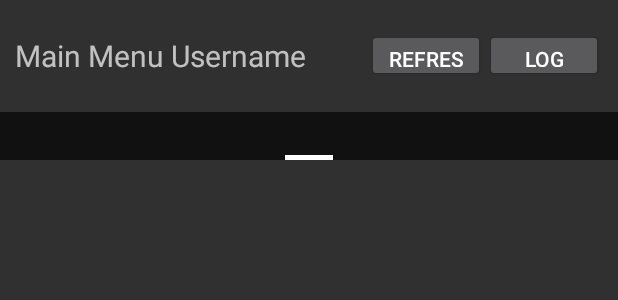
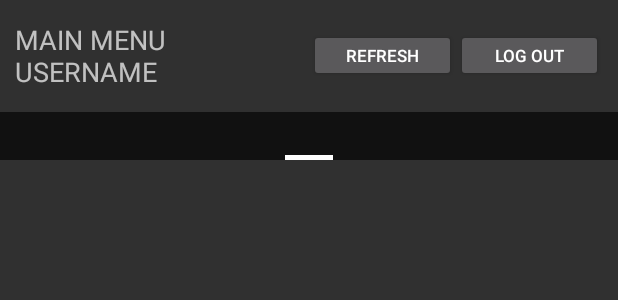
Before and after one commit to maziesmith/Quizzy, an Android app: the layout activity_main.xml on its own in the app's theme, with its tools: preview values and no code run, on a phone screen of 412 x 824 dp. Shown: the top 300 px of the screen. Run offline under Robolectric (Android 15) with nearby library versions, the phone set to English and light mode, and no system bars.

Commit message:
xml changes
a very small amount of prettiness was added

```diff
--- a/App/Quizzy/app/src/main/res/layout/activity_main.xml
+++ b/App/Quizzy/app/src/main/res/layout/activity_main.xml
@@ -21,14 +21,16 @@
             android:layout_gravity="center_vertical"
             android:maxLength="19"
             tools:text="Main Menu Username"
-            android:textSize="20sp"
-            android:layout_weight="3"/>
+            android:textSize="18sp"
+            android:textAllCaps="true"
+            android:layout_weight="2"/>
         <Button
             android:id="@+id/mainMenuRefreshButton"
             android:layout_width="0dp"
             android:layout_height="35dp"
             android:layout_gravity="center_vertical"
             android:text="@string/refresh"
+            android:textSize="11sp"
             android:layout_weight="1"/>
 
         <Button
@@ -37,6 +39,7 @@
             android:layout_height="35dp"
             android:layout_gravity="center_vertical"
             android:text="@string/log_out"
+            android:textSize="11sp"
             android:layout_weight="1"/>
 
 
```
